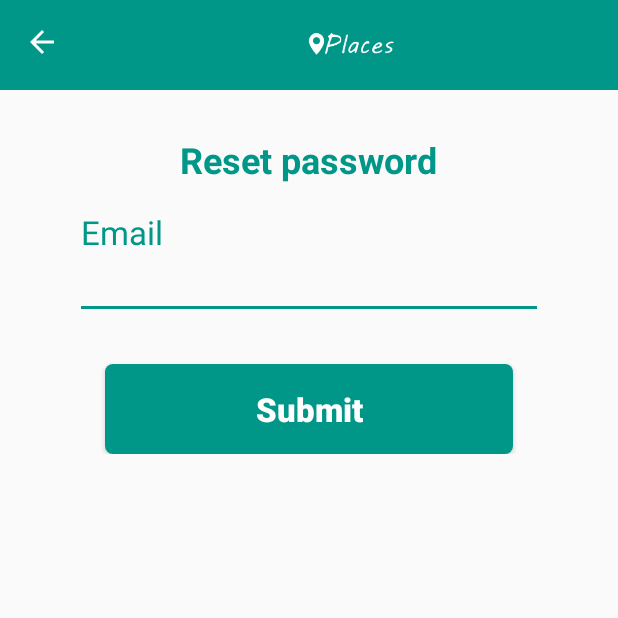
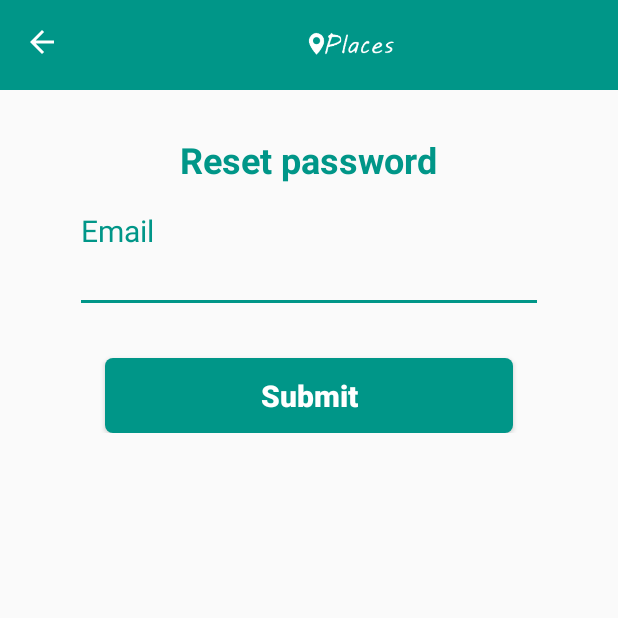
Before and after one commit to aldrinjoemathew/Places, an Android app: the screen it shows after launch (ResetPasswordActivity), after a tap on "Forgot password?", on a phone screen of 412 x 824 dp, the top half of it. Run offline under Robolectric (Android 15) with nearby library versions, the phone set to English and light mode, and no system bars; 1 other tap on this screen came first.

Commit message:
eighth commit

```diff
--- a/app/build.gradle
+++ b/app/build.gradle
@@ -34,6 +34,7 @@ dependencies {
     androidTestCompile('com.android.support.test.espresso:espresso-core:2.2.2', {
         exclude group: 'com.android.support', module: 'support-annotations'
     })
+    testCompile 'junit:junit:4.12'
     compile 'com.android.support:appcompat-v7:24.1.1'
     compile 'com.android.support:design:24.1.1'
     compile 'com.google.code.gson:gson:2.7'
@@ -43,6 +44,5 @@ dependencies {
     compile 'com.google.android.gms:play-services-places:9.4.0'
     compile 'com.google.android.gms:play-services-location:9.4.0'
     compile 'de.hdodenhof:circleimageview:2.1.0'
-    testCompile 'junit:junit:4.12'
     compile 'com.android.support:cardview-v7:24.1.1'
 }
--- a/app/src/main/AndroidManifest.xml
+++ b/app/src/main/AndroidManifest.xml
@@ -10,7 +10,6 @@
     <uses-permission android:name="android.permission.READ_EXTERNAL_STORAGE" />
 
     <application
-        android:name="android.support.multidex.MultiDexApplication"
         android:allowBackup="true"
         android:icon="@mipmap/ic_launcher"
         android:label="@string/app_name"
--- a/app/src/main/res/layout/card_location_details.xml
+++ b/app/src/main/res/layout/card_location_details.xml
@@ -66,6 +66,9 @@
                 android:layout_width="wrap_content"
                 android:layout_height="wrap_content"
                 android:layout_alignParentLeft="true"
+                android:layout_alignTop="@+id/venue_rating"
+                android:layout_alignBottom="@+id/venue_rating"
+                android:gravity=""
                 android:text="@string/open_now"
                 android:textSize="@dimen/text_size"
                 android:checked="true"
--- a/app/src/main/res/menu/places_drawer.xml
+++ b/app/src/main/res/menu/places_drawer.xml
@@ -23,7 +23,7 @@
                 android:title="Profile" />
             <item
                 android:id="@+id/nav_logout"
-                android:icon="@drawable/ic_menu_share"
+                android:icon="@drawable/ic_menu_logout"
                 android:title="Logout" />
         </menu>
     </item>
--- a/app/src/main/res/values-large/dimens.xml
+++ b/app/src/main/res/values-large/dimens.xml
@@ -3,7 +3,7 @@
     <dimen name="activity_horizontal_margin">16dp</dimen>
     <dimen name="activity_vertical_margin">16dp</dimen>
     <dimen name="edit_text_size">24sp</dimen>
-    <dimen name="error_text_size">22sp</dimen>
+    <dimen name="error_text_size">18sp</dimen>
     <dimen name="elevation">2dp</dimen>
     <dimen name="button_elevation">5dp</dimen>
     <dimen name="layout_margin_lr_edit_text">200dp</dimen>
--- a/app/src/main/res/values/dimens.xml
+++ b/app/src/main/res/values/dimens.xml
@@ -2,19 +2,19 @@
     <!-- Default screen margins, per the Android Design guidelines. -->
     <dimen name="activity_horizontal_margin">16dp</dimen>
     <dimen name="activity_vertical_margin">16dp</dimen>
-    <dimen name="edit_text_size">22sp</dimen>
-    <dimen name="error_text_size">20sp</dimen>
+    <dimen name="edit_text_size">20sp</dimen>
+    <dimen name="error_text_size">16sp</dimen>
     <dimen name="elevation">2dp</dimen>
     <dimen name="button_elevation">5dp</dimen>
     <dimen name="layout_margin_lr_edit_text">50dp</dimen>
     <dimen name="layout_margin_top_edit_text">20dp</dimen>
     <dimen name="toolbar_height">60dp</dimen>
-    <dimen name="button_text_size">22sp</dimen>
+    <dimen name="button_text_size">20sp</dimen>
     <dimen name="layout_margin_top_button">30dp</dimen>
     <dimen name="padding_lr_button">20dp</dimen>
     <dimen name="text_margin">16dp</dimen>
-    <dimen name="text_size">18sp</dimen>
-    <dimen name="title_text_size">20sp</dimen>
+    <dimen name="text_size">16sp</dimen>
+    <dimen name="title_text_size">18sp</dimen>
     <dimen name="height_tab_indicator">5dp</dimen>
     <!-- Default screen margins, per the Android Design guidelines. -->
     <dimen name="nav_header_vertical_spacing">16dp</dimen>
--- a/app/src/main/res/values/strings.xml
+++ b/app/src/main/res/values/strings.xml
@@ -54,7 +54,7 @@
     <string name="title_activity_user_home">UserHomeActivity</string>
     <string name="title_activity_userhome">UserhomeActivity</string>
     <string name="google_places_web_key">AIzaSyBrM7H8vbqZeMJf9objjEHnCpCt0uWXpao</string>
-    <string name="default_search_radius">500</string>
+    <string name="default_search_radius">5000</string>
     <string name="wrong_passcode">Wrong passcode</string>
     <string name="open_now">Open now</string>
     <string name="restaurant_name">Restaurant Name</string>
--- a/app/src/main/res/values/styles.xml
+++ b/app/src/main/res/values/styles.xml
@@ -21,7 +21,7 @@
 
     <style name="MyHintText" parent="TextAppearance.AppCompat.Medium">
         <item name="android:textColor">@color/colorPrimary</item>
-        <item name="android:textSize">22sp</item>
+        <item name="android:textSize">20sp</item>
     </style>
 
     <style name="error_appearance" parent="@android:style/TextAppearance">
@@ -37,7 +37,7 @@
         <item name="android:textColor">#ffffff</item>
         <item name="android:textStyle">bold</item>
         <item name="android:layout_centerHorizontal">true</item>
-        <item name="android:minHeight">60dp</item>
+        <item name="android:minHeight">50dp</item>
         <item name="android:layout_marginTop">@dimen/layout_margin_top_button</item>
         <item name="android:layout_marginLeft">@dimen/padding_lr_button</item>
         <item name="android:layout_marginRight">@dimen/padding_lr_button</item>
--- a/gradle.properties
+++ b/gradle.properties
@@ -10,6 +10,7 @@
 # Specifies the JVM arguments used for the daemon process.
 # The setting is particularly useful for tweaking memory settings.
 org.gradle.jvmargs=-Xmx1536m
+org.gradle.daemon=true
 
 # When configured, Gradle will run in incubating parallel mode.
 # This option should only be used with decoupled projects. More details, visit
```
Also changed, not shown: app/src/main/java/com/example/aldrin/places/Activities/UserhomeActivity.java (+67 -3 lines), app/src/main/res/menu/user_home.xml (deleted, +0 -9 lines), gradle/wrapper/gradle-wrapper.properties.
